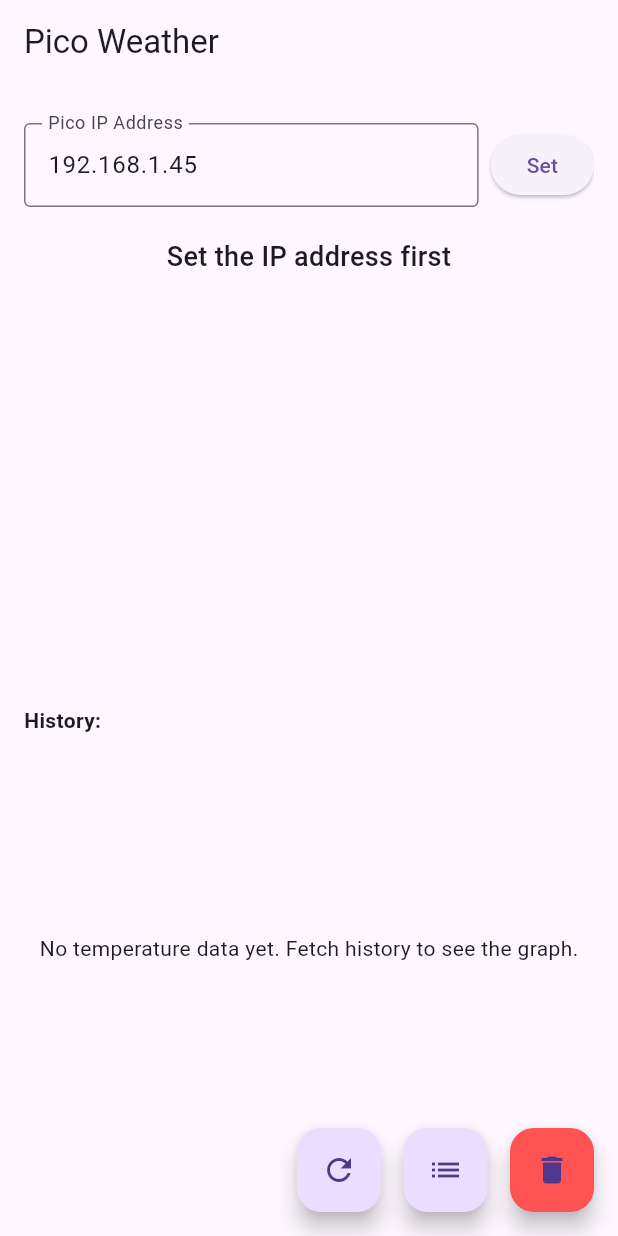
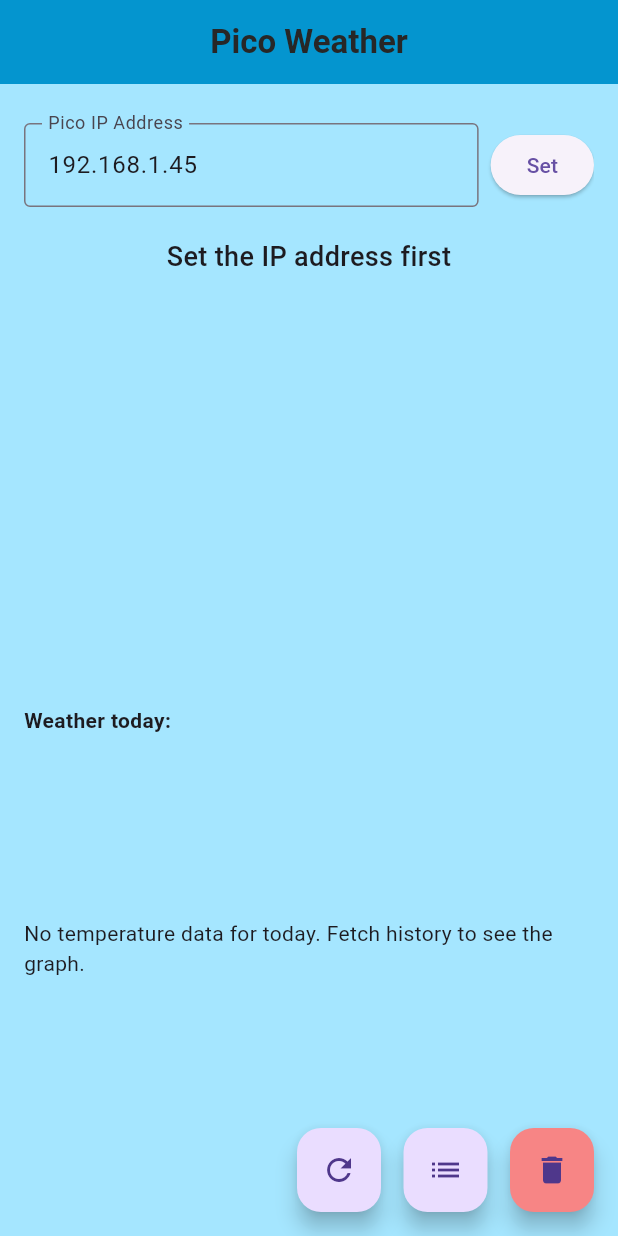
Before and after one commit to KalleTapsa/IOT2025G22, a Flutter app: the screen it shows after launch, on a phone screen of 412 x 824 dp. Run offline on Flutter 3.47's test engine with Material 3 defaults, Android fonts, the phone set to English and light mode, and no system bars; our stand-ins replace fl_chart.

Commit message:
Vikat flutter koodit

```diff
--- a/Flutter/lib/main.dart
+++ b/Flutter/lib/main.dart
@@ -1,5 +1,6 @@
 import 'dart:async';
 import 'package:flutter/material.dart';
+import 'package:flutter/services.dart';
 import 'package:http/http.dart' as http;
 import 'package:fl_chart/fl_chart.dart';
 import 'package:intl/intl.dart';
@@ -54,8 +55,8 @@ class _PicoHomePageState extends State<PicoHomePage> {
       fetchEndpoint("latest");
       fetchEndpoint("history");
 
-      // Fetch latest every 15 seconds
-      latestTimer = Timer.periodic(const Duration(seconds: 15), (_) {
+      // Fetch latest every 30 seconds
+      latestTimer = Timer.periodic(const Duration(seconds: 30), (_) {
         fetchEndpoint("latest");
       });
 
@@ -86,8 +87,7 @@ class _PicoHomePageState extends State<PicoHomePage> {
   String picoIp = "192.168.1.45"; // Picon IP-osoite
   final TextEditingController ipController = TextEditingController();
 
- Future<void> fetchEndpoint(String endpoint) async {
-
+  Future<void> fetchEndpoint(String endpoint) async {
     final url = Uri.parse("http://$picoIp/$endpoint");
 
     setState(() {
@@ -233,9 +233,25 @@ class _PicoHomePageState extends State<PicoHomePage> {
     // Both are normal
     return 'images/warm.png';
   }
+  // Filter data points to show only today's values
+  List<FlSpot> _getTodaySpots() {
+    if (historyTempSpots.isEmpty) return [];
 
+    final now = DateTime.now();
+    final startOfToday = DateTime(now.year, now.month, now.day);
 
-   void _parseHistoryToSpots(String raw) {
+    return historyTempSpots.where((spot) {
+      final epochSeconds = (baseEpochSeconds ?? 0) + spot.x.toInt();
+      final spotTime = DateTime.fromMillisecondsSinceEpoch(
+        epochSeconds * 1000,
+        isUtc: true,
+      ).toLocal();
+
+      return spotTime.isAfter(startOfToday) || spotTime.isAtSameMomentAs(startOfToday);
+    }).toList();
+  }
+
+  void _parseHistoryToSpots(String raw) {
     final lines = raw.split(RegExp(r'\r?\n')).where((l) => l.trim().isNotEmpty);
 
     final timestamps = <int>[];
@@ -293,7 +309,17 @@ class _PicoHomePageState extends State<PicoHomePage> {
   @override
   Widget build(BuildContext context) {
     return Scaffold(
-      appBar: AppBar(title: const Text("Pico Weather")),
+      backgroundColor: Color.fromARGB(248, 162, 229, 255),
+      appBar: AppBar(
+        backgroundColor: Color.fromARGB(248, 0, 147, 206),
+        title: Text("Pico Weather"),
+        titleTextStyle: TextStyle(
+          color: const Color.fromARGB(255, 39, 39, 39),
+          fontSize: 22,
+          fontWeight: FontWeight.bold,
+        ),
+        centerTitle: true,
+      ),
       body: Padding(
         padding: const EdgeInsets.all(16.0),
         child: ListView(
@@ -363,7 +389,7 @@ class _PicoHomePageState extends State<PicoHomePage> {
                           const Text(
                               "Set the IP address first",
                               textAlign: TextAlign.center,
-                              style: const TextStyle(
+                              style: TextStyle(
                                 fontSize: 18,
                                 fontWeight: FontWeight.w500,
                               ),
@@ -405,7 +431,7 @@ class _PicoHomePageState extends State<PicoHomePage> {
             // History section
             Row(
               children: [
-                const Text("History:", style: TextStyle(fontWeight: FontWeight.bold)),
+                const Text("Weather today:", style: TextStyle(fontWeight: FontWeight.bold)),
                 const SizedBox(width: 8),
                 if (loadingEndpoint == "history")
                   const SizedBox(
@@ -416,31 +442,37 @@ class _PicoHomePageState extends State<PicoHomePage> {
               ],
             ),
             const SizedBox(height: 12),
-
             // Temperature history chart
             SizedBox(
               height: 260,
-              child: historyTempSpots.isEmpty
-                  ? const Center(child: Text("No temperature data yet. Fetch history to see the graph."))
-                  : LineChart(
+              child: () {
+                final todaySpots = _getTodaySpots();
+                if (todaySpots.isEmpty) {
+                  return const Center(child: Text("No temperature data for today. Fetch history to see the graph."));
+                }
+
+                // Calculate start of today
+                final now = DateTime.now();
+                final startOfToday = DateTime(now.year, now.month, now.day);
+                final startOfTodayEpoch = startOfToday.millisecondsSinceEpoch ~/ 1000;
+                final minX = (startOfTodayEpoch - (baseEpochSeconds ?? 0)).toDouble();
+
+                // Calculate end of today
+                final endOfToday = startOfToday.add(const Duration(days: 1));
+                final endOfTodayEpoch = endOfToday.millisecondsSinceEpoch ~/ 1000;
+                final maxX = (endOfTodayEpoch - (baseEpochSeconds ?? 0)).toDouble();
+
+                return LineChart(
                       LineChartData(
-                        minX: 0,
-                        maxX: (maxTs ?? 0).toDouble(),
-                        minY: (() {
-                          final ys = historyTempSpots.map((s) => s.y);
-                          final minY = ys.reduce((a, b) => a < b ? a : b);
-                          return (minY - 0.3);
-                        })(),
-                        maxY: (() {
-                          final ys = historyTempSpots.map((s) => s.y);
-                          final maxY = ys.reduce((a, b) => a > b ? a : b);
-                          return (maxY + 0.3);
-                        })(),
+                        minX: minX,
+                        maxX: maxX,
+                        minY: 15.0,
+                        maxY: 30.0,
                         gridData: FlGridData(
                           show: true,
                           drawVerticalLine: true,
                           verticalInterval: ((maxTs ?? 0) > 0 ? ((maxTs! / 6).clamp(10, 300)).toDouble() : 60),
-                          horizontalInterval: 0.5,
+                          horizontalInterval: 5.0,
                           getDrawingHorizontalLine: (value) =>
                               FlLine(color: Colors.grey.shade300, strokeWidth: 1),
                           getDrawingVerticalLine: (value) =>
@@ -452,24 +484,36 @@ class _PicoHomePageState extends State<PicoHomePage> {
                           leftTitles: AxisTitles(
                             sideTitles: SideTitles(
                               showTitles: true,
-                              interval: 0.5,
-                              reservedSize: 40,
+                              interval: 5,
+                              reservedSize: 30,
                               getTitlesWidget: (value, meta) =>
-                                  Text(value.toStringAsFixed(1), style: const TextStyle(fontSize: 11)),
+                                  Text('${value.toStringAsFixed(0)}°C', style: const TextStyle(fontSize: 11)),
                             ),
                           ),
                           bottomTitles: AxisTitles(
                             sideTitles: SideTitles(
                               showTitles: true,
-                              reservedSize: 34,
-                              interval: ((maxTs ?? 0) > 0 ? ((maxTs! / 6).toDouble()) : 60),
+                              reservedSize: 32,
+                              interval: 3600,
                               getTitlesWidget: (value, meta) {
-                                final seconds = value.toInt();
-                                final m = (seconds ~/ 60).toString();
-                                final s = (seconds % 60).toString().padLeft(2, '0');
+                                final epochSeconds = (baseEpochSeconds ?? 0) + value.toInt();
+                                final dt = DateTime.fromMillisecondsSinceEpoch(
+                                  epochSeconds * 1000,
+                                  isUtc: true,
+                                ).toLocal();
+
+
+                                final allowedHours = [3, 6, 9, 12, 15, 18, 21];
+                                if (!allowedHours.contains(dt.hour)) {
+                                  return const SizedBox.shrink();
+                                }
+
                                 return Padding(
                                   padding: const EdgeInsets.only(top: 6.0),
-                                  child: Text("$m:$s", style: const TextStyle(fontSize: 11)),
+                                  child: Text(
+                                    '${dt.hour.toString().padLeft(2, '0')}:00',
+                                    style: const TextStyle(fontSize: 11),
+                                  ),
                                 );
                               },
                             ),
@@ -481,16 +525,12 @@ class _PicoHomePageState extends State<PicoHomePage> {
                         ),
                         lineBarsData: [
                           LineChartBarData(
-                            spots: historyTempSpots,
+                            spots: todaySpots,
                             isCurved: true,
                             curveSmoothness: 0.2,
                             color: Colors.orange,
                             barWidth: 3,
                             dotData: FlDotData(show: false),
-                            belowBarData: BarAreaData(
-                              show: true,
-                              color: Colors.orange.withOpacity(0.1),
-                            ),
                           ),
                         ],
                         lineTouchData: LineTouchData(
@@ -519,7 +559,8 @@ class _PicoHomePageState extends State<PicoHomePage> {
                           ),
                         ),
                       ),
-                    ),
+                    );
+              }(),
             ),
             const SizedBox(height: 100),
           ],
@@ -543,7 +584,7 @@ class _PicoHomePageState extends State<PicoHomePage> {
           FloatingActionButton(
             heroTag: "clear_history",
             onPressed: isLoading ? null : () => fetchEndpoint("clear_history"),
-            backgroundColor: Colors.redAccent,
+            backgroundColor: const Color.fromARGB(255, 247, 133, 133),
             tooltip: "Clear",
             child: loadingEndpoint == "clear_history" ? CircularProgressIndicator(strokeWidth: 2) : const Icon(Icons.delete),
           ),
--- a/Flutter/pubspec.yaml
+++ b/Flutter/pubspec.yaml
@@ -33,6 +33,7 @@ dependencies:
   http: ^1.2.0
   fl_chart: ^0.68.0
   intl: ^0.19.0
+  csv: ^6.0.0
 
   # The following adds the Cupertino Icons font to your application.
   # Use with the CupertinoIcons class for iOS style icons.
```
Also changed, not shown: Flutter/pubspec.lock.
